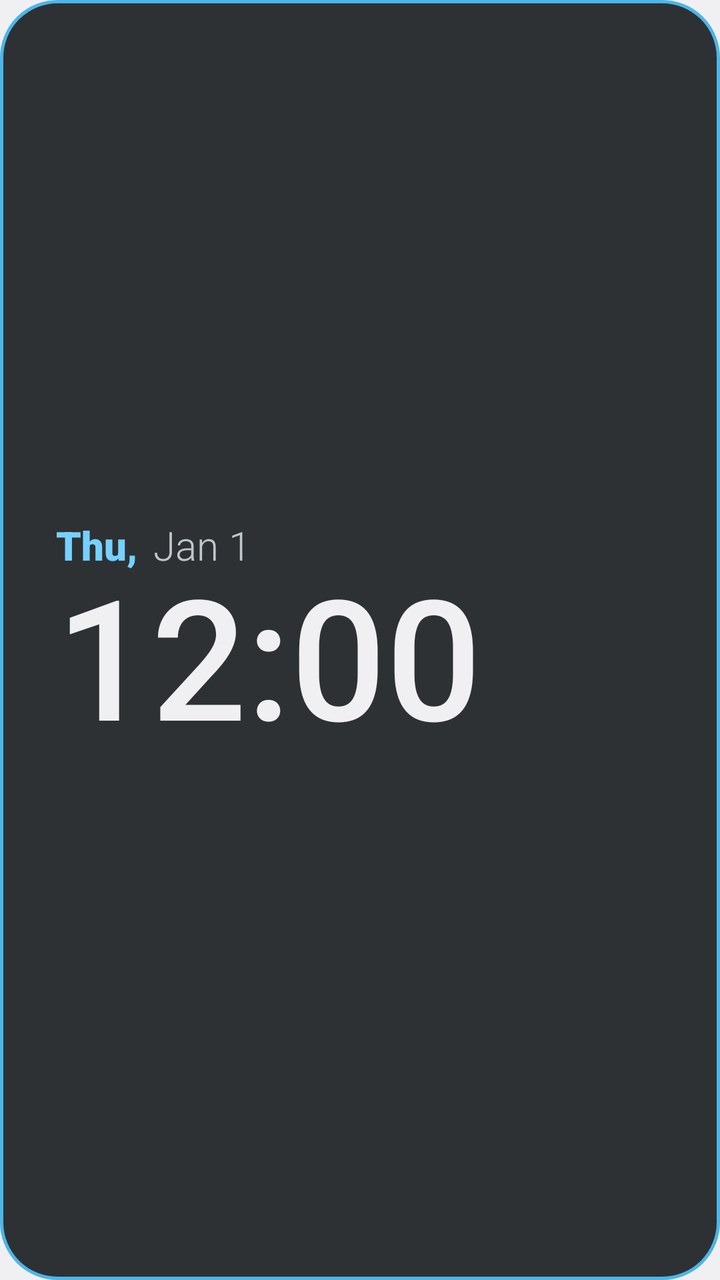
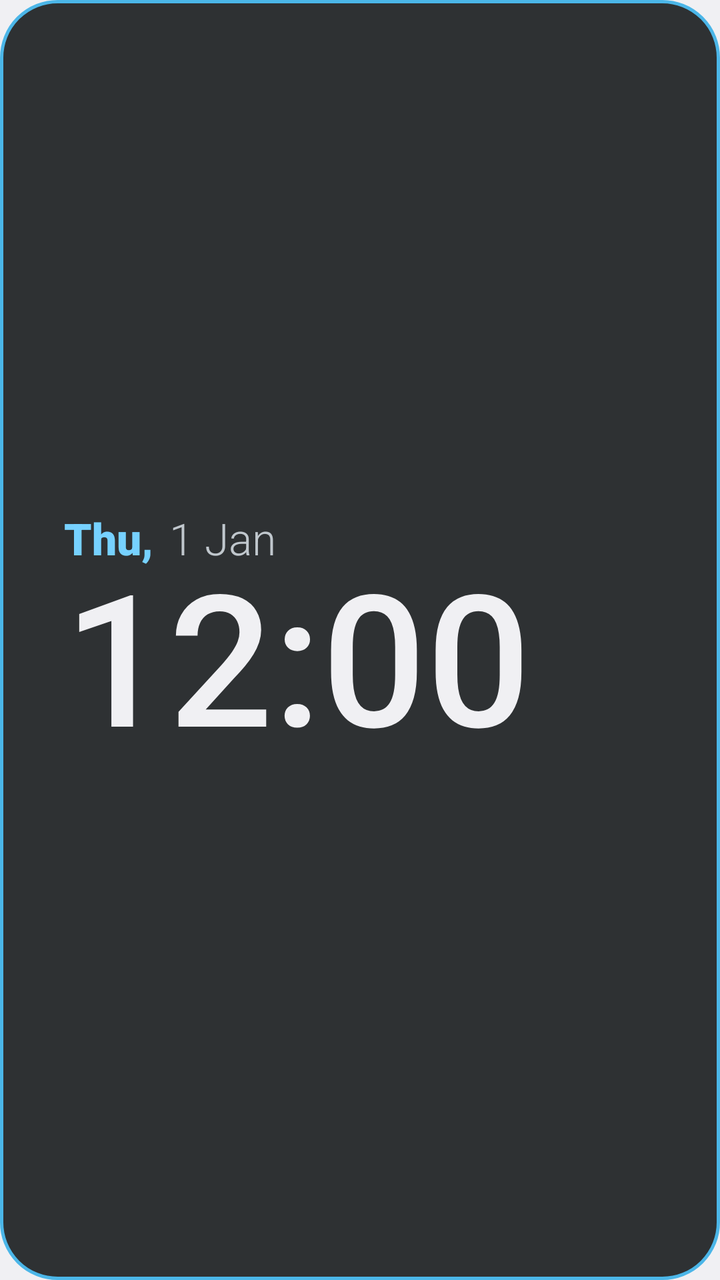

Two renders of the same Android screen: before a commit and after it. Below are the layout's source before the change and the commit's diff.
<!-- AndroidManifest.xml: application theme android:Theme.DeviceDefault.DayNight -->
<!-- res/layout/widget_clock.xml -->
<?xml version="1.0" encoding="utf-8"?>
<LinearLayout xmlns:android="http://schemas.android.com/apk/res/android"
    android:id="@+id/widget_container"
    android:layout_width="match_parent"
    android:layout_height="match_parent"
    android:background="@drawable/widget_bg"
    android:gravity="center_vertical|start"
    android:orientation="vertical"
    android:paddingStart="28dp"
    android:paddingEnd="28dp"
    android:paddingTop="16dp"
    android:paddingBottom="16dp">

    <LinearLayout
        android:layout_width="wrap_content"
        android:layout_height="wrap_content"
        android:gravity="center_vertical"
        android:orientation="horizontal">

        <TextClock
            android:id="@+id/clock_day_accent"
            android:layout_width="wrap_content"
            android:layout_height="wrap_content"
            android:fontFamily="sans-serif-black"
            android:format12Hour="EEE,"
            android:format24Hour="EEE,"
            android:textColor="@android:color/system_accent1_200"
            android:textSize="20sp"
            android:textStyle="bold" />

        <TextClock
            android:id="@+id/clock_date_light"
            android:layout_width="wrap_content"
            android:layout_height="wrap_content"
            android:layout_marginStart="8dp"
            android:fontFamily="sans-serif-light"
            android:format12Hour="MMM d"
            android:format24Hour="d MMM"
            android:textColor="@android:color/system_neutral2_200"
            android:textSize="20sp" />
    </LinearLayout>

    <TextClock
        android:id="@+id/clock_time_main"
        android:layout_width="wrap_content"
        android:layout_height="wrap_content"
        android:layout_marginTop="-4dp"
        android:fontFamily="sans-serif-medium"
        android:format12Hour="hh:mm"
        android:format24Hour="HH:mm"
        android:includeFontPadding="false"
        android:textColor="@android:color/system_neutral1_50"
        android:textSize="84sp" />
</LinearLayout>
<!-- resources referenced by this layout -->
<resources>
  <!-- drawable widget_bg (drawable) -->
  <?xml version="1.0" encoding="utf-8"?>
  <shape xmlns:android="http://schemas.android.com/apk/res/android"
      android:shape="rectangle">
      <solid android:color="@android:color/system_neutral1_800" />
      <corners android:radius="28dp" />
      <stroke
          android:width="1.5dp"
          android:color="@android:color/system_accent1_300" />
  </shape>
</resources>

<!-- the commit's change to res/layout/widget_clock.xml (unified diff, before → after) -->
@@ -6,11 +6,12 @@
     android:background="@drawable/widget_bg"
     android:gravity="center_vertical|start"
     android:orientation="vertical"
-    android:paddingStart="28dp"
-    android:paddingEnd="28dp"
-    android:paddingTop="16dp"
-    android:paddingBottom="16dp">
+    android:paddingStart="32dp"
+    android:paddingEnd="32dp"
+    android:paddingTop="18dp"
+    android:paddingBottom="18dp">
 
+    
     <LinearLayout
         android:layout_width="wrap_content"
         android:layout_height="wrap_content"
@@ -25,7 +26,7 @@
             android:format12Hour="EEE,"
             android:format24Hour="EEE,"
             android:textColor="@android:color/system_accent1_200"
-            android:textSize="20sp"
+            android:textSize="22sp"
             android:textStyle="bold" />
 
         <TextClock
@@ -34,21 +35,22 @@
             android:layout_height="wrap_content"
             android:layout_marginStart="8dp"
             android:fontFamily="sans-serif-light"
-            android:format12Hour="MMM d"
+            android:format12Hour="d MMM"
             android:format24Hour="d MMM"
             android:textColor="@android:color/system_neutral2_200"
-            android:textSize="20sp" />
+            android:textSize="22sp" />
     </LinearLayout>
 
+    
     <TextClock
         android:id="@+id/clock_time_main"
         android:layout_width="wrap_content"
         android:layout_height="wrap_content"
-        android:layout_marginTop="-4dp"
+        android:layout_marginTop="-6dp"
         android:fontFamily="sans-serif-medium"
         android:format12Hour="hh:mm"
         android:format24Hour="HH:mm"
         android:includeFontPadding="false"
         android:textColor="@android:color/system_neutral1_50"
-        android:textSize="84sp" />
+        android:textSize="92sp" />
 </LinearLayout>
